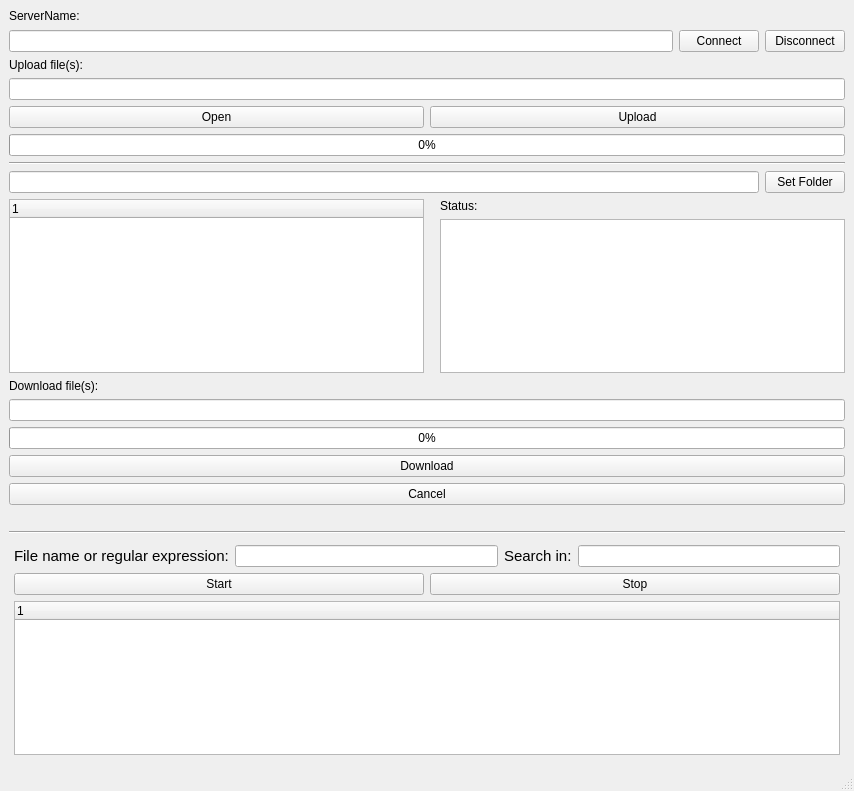
MATF-RS20/RS022-tebrafile, file tebrafile/mainwindow.ui: the form before one commit.
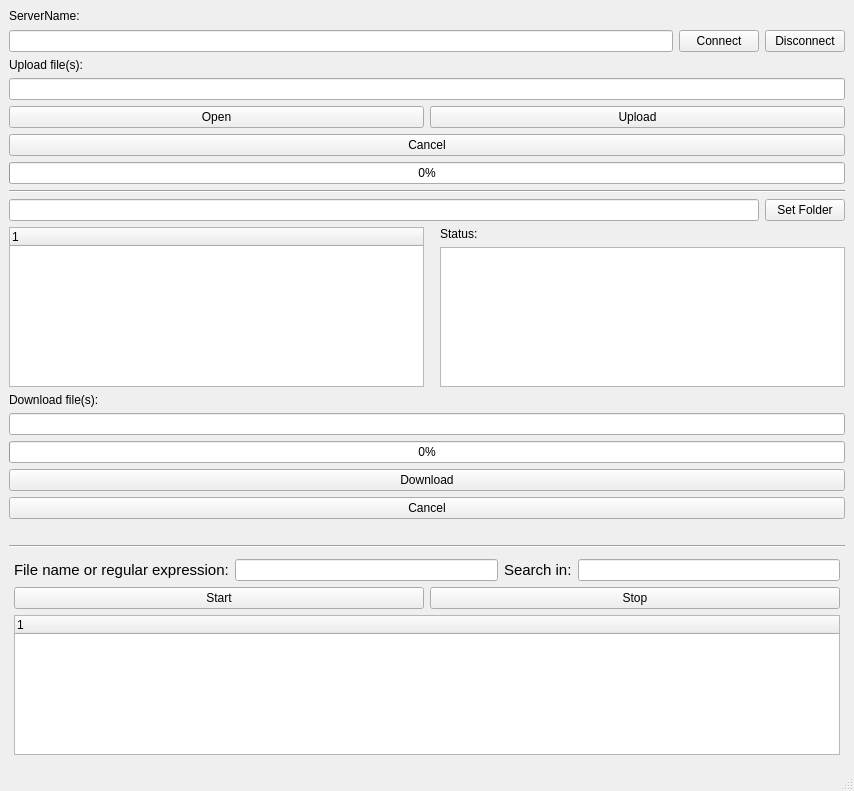
The form after the commit.

Commit message: Add cancel upload feature

```diff
--- a/tebrafile/mainwindow.ui
+++ b/tebrafile/mainwindow.ui
@@ -85,6 +85,13 @@
       </item>
      </layout>
     </item>
+    <item>
+     <widget class="QPushButton" name="uploadCancel">
+      <property name="text">
+       <string>Cancel</string>
+      </property>
+     </widget>
+    </item>
     <item>
      <widget class="QProgressBar" name="uploadProgressBar">
       <property name="value">
```
The commit also changes 3 other files.
